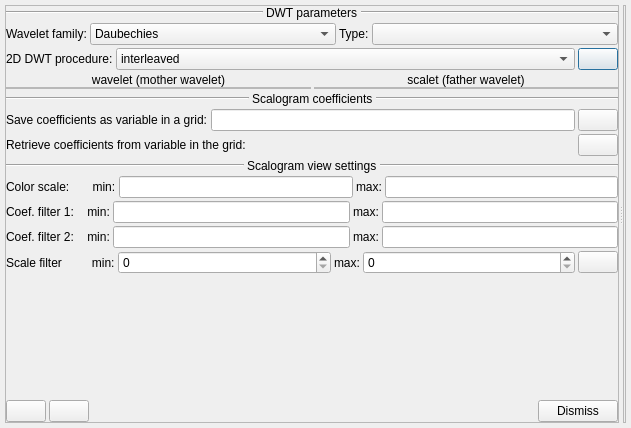
The window that imagejockey/wavelet/wavelettransformdialog.ui (PauloCarvalhoRJ/gammaray) describes before a commit, drawn with Qt 5.
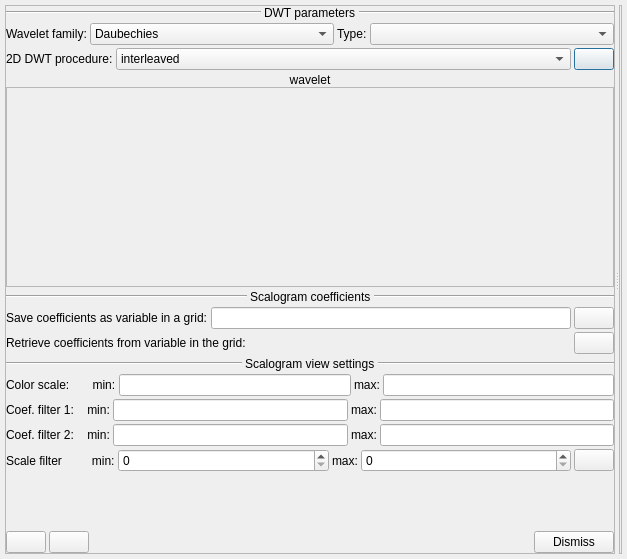
The same window after the commit. Icons and pictures are not drawn.

Commit message: Wavelet: WIP on wavelet shape displays.

```diff
--- a/imagejockey/wavelet/wavelettransformdialog.ui
+++ b/imagejockey/wavelet/wavelettransformdialog.ui
@@ -6,8 +6,8 @@
    <rect>
     <x>0</x>
     <y>0</y>
-    <width>631</width>
-    <height>428</height>
+    <width>627</width>
+    <height>559</height>
    </rect>
   </property>
   <property name="windowTitle">
@@ -247,7 +247,7 @@
            <item>
             <widget class="QLabel" name="label_17">
              <property name="text">
-              <string>wavelet (mother wavelet)</string>
+              <string>wavelet</string>
              </property>
              <property name="alignment">
               <set>Qt::AlignCenter</set>
@@ -256,6 +256,12 @@
            </item>
            <item>
             <widget class="QFrame" name="frmWaveletDisplay">
+             <property name="minimumSize">
+              <size>
+               <width>0</width>
+               <height>200</height>
+              </size>
+             </property>
              <property name="frameShape">
               <enum>QFrame::StyledPanel</enum>
              </property>
@@ -283,53 +289,6 @@
            </item>
           </layout>
          </item>
-         <item>
-          <layout class="QVBoxLayout" name="verticalLayout_4">
-           <property name="spacing">
-            <number>0</number>
-           </property>
-           <property name="topMargin">
-            <number>0</number>
-           </property>
-           <item>
-            <widget class="QLabel" name="label_18">
-             <property name="text">
-              <string>scalet (father wavelet)</string>
-             </property>
-             <property name="alignment">
-              <set>Qt::AlignCenter</set>
-             </property>
-            </widget>
-           </item>
-           <item>
-            <widget class="QFrame" name="frmScaletDisplay">
-             <property name="frameShape">
-              <enum>QFrame::StyledPanel</enum>
-             </property>
-             <property name="frameShadow">
-              <enum>QFrame::Raised</enum>
-             </property>
-             <layout class="QVBoxLayout" name="verticalLayout_6">
-              <property name="spacing">
-               <number>0</number>
-              </property>
-              <property name="leftMargin">
-               <number>0</number>
-              </property>
-              <property name="topMargin">
-               <number>0</number>
-              </property>
-              <property name="rightMargin">
-               <number>0</number>
-              </property>
-              <property name="bottomMargin">
-               <number>0</number>
-              </property>
-             </layout>
-            </widget>
-           </item>
-          </layout>
-         </item>
         </layout>
        </item>
        <item>
```
The commit also changes 3 other files.
